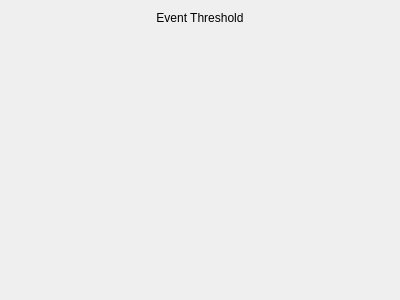
Old version of the form src/WhiskerToolbox/DataTransform_Widget/AnalogTimeSeries/AnalogEventThreshold_Widget/AnalogEventThreshold_Widget.ui in the repository paulmthompson/WhiskerToolbox.
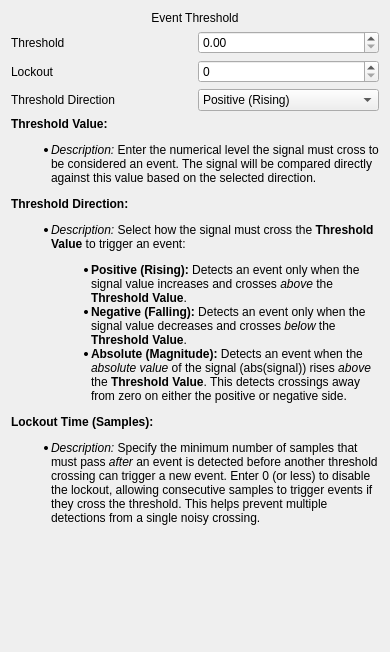
New version of the form.

Commit message: add description of parameters to threshold

What changed in the file:
```diff
--- a/src/WhiskerToolbox/DataTransform_Widget/AnalogTimeSeries/AnalogEventThreshold_Widget/AnalogEventThreshold_Widget.ui
+++ b/src/WhiskerToolbox/DataTransform_Widget/AnalogTimeSeries/AnalogEventThreshold_Widget/AnalogEventThreshold_Widget.ui
@@ -6,8 +6,8 @@
    <rect>
     <x>0</x>
     <y>0</y>
-    <width>400</width>
-    <height>300</height>
+    <width>390</width>
+    <height>652</height>
    </rect>
   </property>
   <property name="windowTitle">
@@ -24,6 +24,95 @@
      </property>
     </widget>
    </item>
+   <item>
+    <layout class="QHBoxLayout" name="horizontalLayout">
+     <item>
+      <widget class="QLabel" name="label_2">
+       <property name="text">
+        <string>Threshold</string>
+       </property>
+      </widget>
+     </item>
+     <item>
+      <widget class="QDoubleSpinBox" name="doubleSpinBox"/>
+     </item>
+    </layout>
+   </item>
+   <item>
+    <layout class="QHBoxLayout" name="horizontalLayout_2">
+     <item>
+      <widget class="QLabel" name="label_3">
+       <property name="text">
+        <string>Lockout</string>
+       </property>
+      </widget>
+     </item>
+     <item>
+      <widget class="QSpinBox" name="spinBox"/>
+     </item>
+    </layout>
+   </item>
+   <item>
+    <layout class="QHBoxLayout" name="horizontalLayout_3">
+     <item>
+      <widget class="QLabel" name="label_4">
+       <property name="text">
+        <string>Threshold Direction</string>
+       </property>
+      </widget>
+     </item>
+     <item>
+      <widget class="QComboBox" name="comboBox">
+       <item>
+        <property name="text">
+         <string>Positive (Rising)</string>
+        </property>
+       </item>
+       <item>
+        <property name="text">
+         <string>Negative (Falling)</string>
+        </property>
+       </item>
+       <item>
+        <property name="text">
+         <string>Absolute (Magnitude)</string>
+        </property>
+       </item>
+      </widget>
+     </item>
+    </layout>
+   </item>
+   <item>
+    <layout class="QHBoxLayout" name="horizontalLayout_4">
+     <item>
+      <widget class="QLabel" name="label_5">
+       <property name="text">
+        <string>&lt;html&gt;&lt;head/&gt;&lt;body&gt;&lt;p&gt;&lt;span style=&quot; font-weight:700;&quot;&gt;Threshold Value:&lt;/span&gt;&lt;/p&gt;&lt;ul style=&quot;margin-top: 0px; margin-bottom: 0px; margin-left: 0px; margin-right: 0px; -qt-list-indent: 1;&quot;&gt;&lt;li style=&quot; margin-top:12px; margin-bottom:12px; margin-left:0px; margin-right:0px; -qt-block-indent:0; text-indent:0px;&quot;&gt;&lt;span style=&quot; font-style:italic;&quot;&gt;Description:&lt;/span&gt; Enter the numerical level the signal must cross to be considered an event. The signal will be compared directly against this value based on the selected direction.&lt;/li&gt;&lt;/ul&gt;&lt;p&gt;&lt;span style=&quot; font-weight:700;&quot;&gt;Threshold Direction:&lt;/span&gt;&lt;/p&gt;&lt;ul style=&quot;margin-top: 0px; margin-bottom: 0px; margin-left: 0px; margin-right: 0px; -qt-list-indent: 1;&quot;&gt;&lt;li style=&quot; margin-top:12px; margin-bottom:12px; margin-left:0px; margin-right:0px; -qt-block-indent:0; text-indent:0px;&quot;&gt;&lt;span style=&quot; font-style:italic;&quot;&gt;Description:&lt;/span&gt; Select how the signal must cross the &lt;span style=&quot; font-weight:700;&quot;&gt;Threshold Value&lt;/span&gt; to trigger an event: 
+&lt;ul style=&quot;margin-top: 0px; margin-bottom: 0px; margin-left: 0px; margin-right: 0px; -qt-list-indent: 2;&quot;&gt;&lt;li style=&quot; margin-top:0px; margin-bottom:0px; margin-left:0px; margin-right:0px; -qt-block-indent:0; text-indent:0px;&quot;&gt;&lt;span style=&quot; font-weight:700;&quot;&gt;Positive (Rising):&lt;/span&gt; Detects an event only when the signal value increases and crosses &lt;span style=&quot; font-style:italic;&quot;&gt;above&lt;/span&gt; the &lt;span style=&quot; font-weight:700;&quot;&gt;Threshold Value&lt;/span&gt;.&lt;/li&gt;&lt;li style=&quot; margin-top:0px; margin-bottom:0px; margin-left:0px; margin-right:0px; -qt-block-indent:0; text-indent:0px;&quot;&gt;&lt;span style=&quot; font-weight:700;&quot;&gt;Negative (Falling):&lt;/span&gt; Detects an event only when the signal value decreases and crosses &lt;span style=&quot; font-style:italic;&quot;&gt;below&lt;/span&gt; the &lt;span style=&quot; font-weight:700;&quot;&gt;Threshold Value&lt;/span&gt;.&lt;/li&gt;&lt;li style=&quot; margin-top:0px; margin-bottom:0px; margin-left:0px; margin-right:0px; -qt-block-indent:0; text-indent:0px;&quot;&gt;&lt;span style=&quot; font-weight:700;&quot;&gt;Absolute (Magnitude):&lt;/span&gt; Detects an event when the &lt;span style=&quot; font-style:italic;&quot;&gt;absolute value&lt;/span&gt; of the signal (&lt;span style=&quot; font-family:'Courier New';&quot;&gt;abs(signal)&lt;/span&gt;) rises &lt;span style=&quot; font-style:italic;&quot;&gt;above&lt;/span&gt; the &lt;span style=&quot; font-weight:700;&quot;&gt;Threshold Value&lt;/span&gt;. This detects crossings away from zero on either the positive or negative side.&lt;/li&gt;&lt;/ul&gt;&lt;/li&gt;&lt;/ul&gt;&lt;p&gt;&lt;span style=&quot; font-weight:700;&quot;&gt;Lockout Time (Samples):&lt;/span&gt;&lt;/p&gt;&lt;ul style=&quot;margin-top: 0px; margin-bottom: 0px; margin-left: 0px; margin-right: 0px; -qt-list-indent: 1;&quot;&gt;&lt;li style=&quot; margin-top:12px; margin-bottom:12px; margin-left:0px; margin-right:0px; -qt-block-indent:0; text-indent:0px;&quot;&gt;&lt;span style=&quot; font-style:italic;&quot;&gt;Description:&lt;/span&gt; Specify the minimum number of samples that must pass &lt;span style=&quot; font-style:italic;&quot;&gt;after&lt;/span&gt; an event is detected before another threshold crossing can trigger a new event. Enter &lt;span style=&quot; font-family:'Courier New';&quot;&gt;0&lt;/span&gt; (or less) to disable the lockout, allowing consecutive samples to trigger events if they cross the threshold. This helps prevent multiple detections from a single noisy crossing.&lt;/li&gt;&lt;/ul&gt;&lt;/body&gt;&lt;/html&gt;</string>
+       </property>
+       <property name="scaledContents">
+        <bool>false</bool>
+       </property>
+       <property name="wordWrap">
+        <bool>true</bool>
+       </property>
+      </widget>
+     </item>
+     <item>
+      <spacer name="horizontalSpacer">
+       <property name="orientation">
+        <enum>Qt::Orientation::Horizontal</enum>
+       </property>
+       <property name="sizeHint" stdset="0">
+        <size>
+         <width>40</width>
+         <height>20</height>
+        </size>
+       </property>
+      </spacer>
+     </item>
+    </layout>
+   </item>
    <item>
     <spacer name="verticalSpacer">
      <property name="orientation">
```
